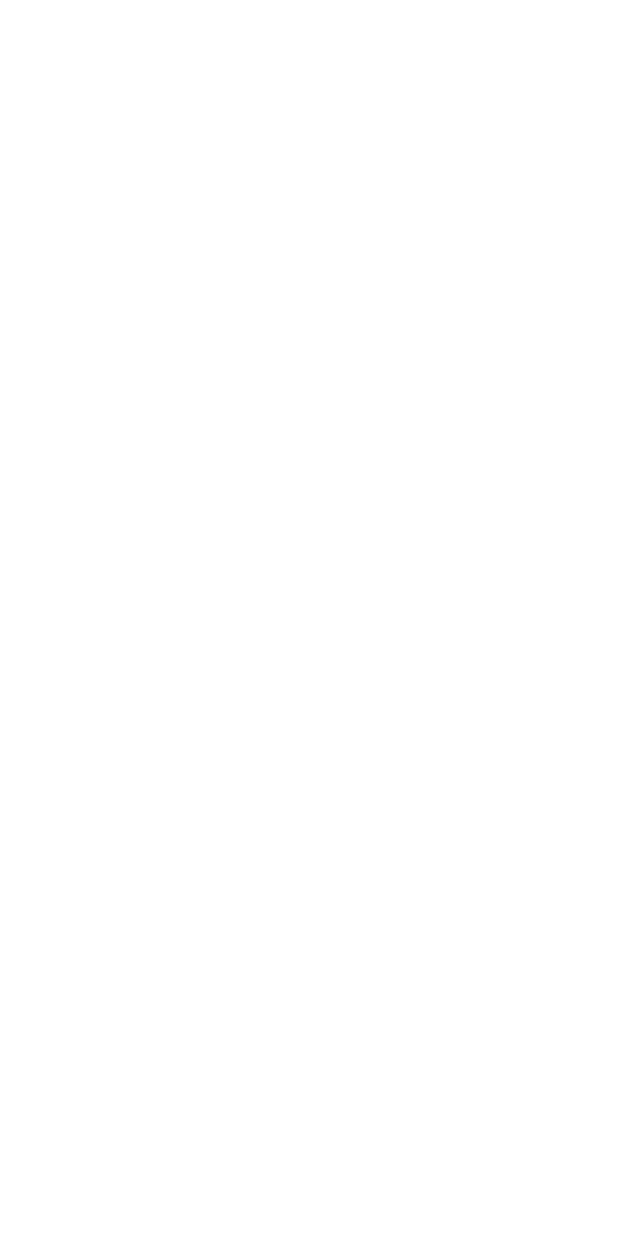
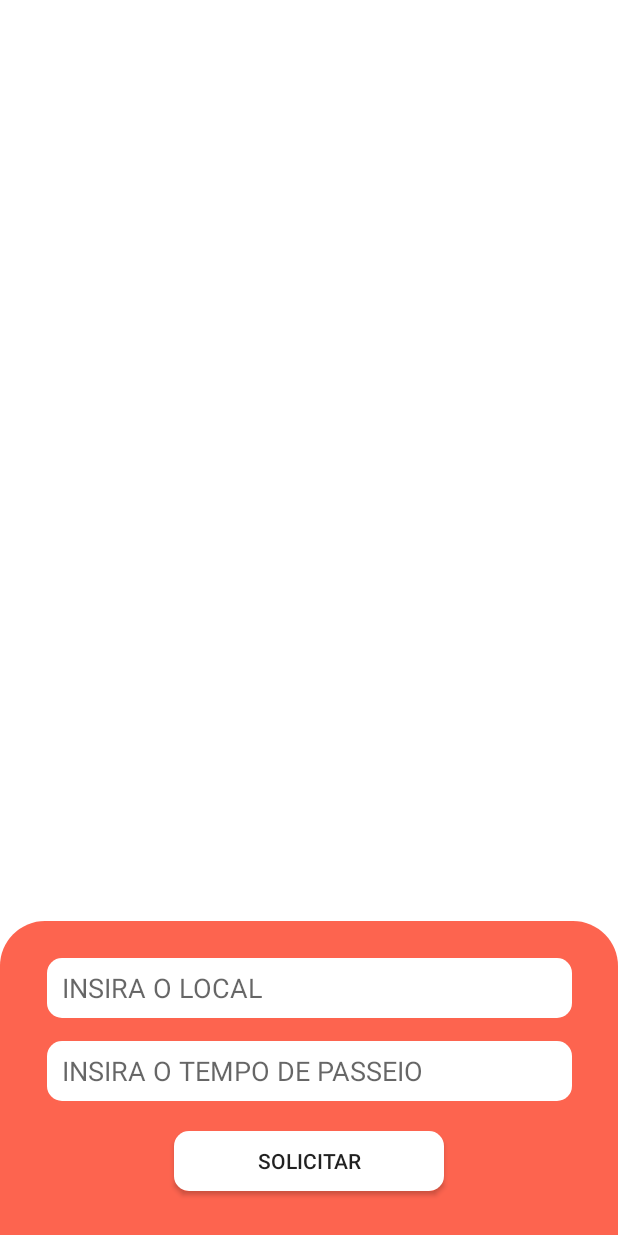
Before and after one commit to Juan-ctt/PetTour, an Android app: the Tela_solicitacao screen opened directly, with no data from a screen before it, on a phone screen of 412 x 824 dp. Before the commit the screen is empty. Run offline under Robolectric (Android 15) with nearby library versions, the phone set to English and light mode, and no system bars.

Commit message:
commit criação de tela solicitação INIT

```diff
--- /dev/null
+++ b/app/src/main/res/drawable/shape_btn_branco.xml
@@ -0,0 +1,6 @@
+<?xml version="1.0" encoding="utf-8"?>
+<shape xmlns:android="http://schemas.android.com/apk/res/android"
+    android:shape="rectangle">
+    <solid android:color="@color/white" />
+    <corners android:radius="10dp"></corners>
+</shape>
--- /dev/null
+++ b/app/src/main/res/drawable/shape_solicitacao.xml
@@ -0,0 +1,6 @@
+<?xml version="1.0" encoding="utf-8"?>
+<shape xmlns:android="http://schemas.android.com/apk/res/android"
+    android:shape="rectangle">
+    <solid android:color="@color/laranja_semitom" />
+    <corners android:topRightRadius="30dp" android:topLeftRadius="30dp"></corners>
+</shape>
--- a/app/src/main/res/layout/activity_tela_solicitacao.xml
+++ b/app/src/main/res/layout/activity_tela_solicitacao.xml
@@ -6,6 +6,47 @@
     android:layout_height="match_parent"
     tools:context=".Tela_solicitacao">
 
+    <ImageView
+        android:id="@+id/imageView6"
+        android:layout_width="match_parent"
+        android:layout_height="210dp"
+        android:background="@drawable/shape_solicitacao"
+        app:layout_constraintBottom_toBottomOf="parent"
+        tools:layout_editor_absoluteX="0dp" />
+
+    <EditText
+        android:layout_width="350dp"
+        android:layout_height="40dp"
+        android:background="@drawable/shape_btn_branco"
+        android:layout_marginBottom="15dp"
+        android:hint="INSIRA O LOCAL"
+        android:paddingLeft="10dp"
+        app:layout_constraintBottom_toTopOf="@+id/editText2"
+        app:layout_constraintEnd_toEndOf="parent"
+        app:layout_constraintStart_toStartOf="@+id/imageView6" />
 
 
+    <EditText
+        android:id="@+id/editText2"
+        android:layout_width="350dp"
+        android:layout_height="40dp"
+        android:layout_marginBottom="20dp"
+        android:hint="INSIRA O TEMPO DE PASSEIO"
+        android:paddingLeft="10dp"
+        android:background="@drawable/shape_btn_branco"
+        app:layout_constraintBottom_toTopOf="@+id/appCompatButton"
+        app:layout_constraintEnd_toEndOf="@+id/imageView6"
+        app:layout_constraintStart_toStartOf="@+id/imageView6" />
+
+    <androidx.appcompat.widget.AppCompatButton
+        android:id="@+id/appCompatButton"
+        android:layout_width="180dp"
+        android:layout_height="40dp"
+        android:layout_marginBottom="30dp"
+        android:text="SOLICITAR"
+        android:background="@drawable/shape_campos_login"
+        app:layout_constraintBottom_toBottomOf="parent"
+        app:layout_constraintEnd_toEndOf="parent"
+        app:layout_constraintStart_toStartOf="parent"></androidx.appcompat.widget.AppCompatButton>
+
 </androidx.constraintlayout.widget.ConstraintLayout>
```
